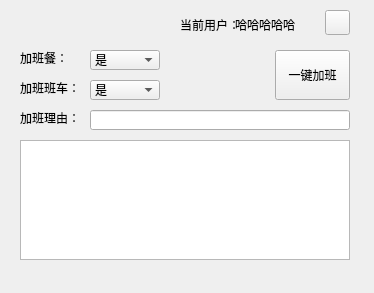
Above: Codes/QT_UI/AddWork.ui from q381528589/AddWork before the change. Below: the same form after it.
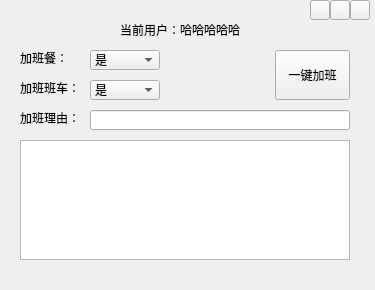
That is the form after the change. Icons and pictures are not drawn.

Commit message: 修改：AddWork界面 修改：修改密码和退出登录移动至设置按钮

What changed in the file:
```diff
--- a/Codes/QT_UI/AddWork.ui
+++ b/Codes/QT_UI/AddWork.ui
@@ -6,8 +6,8 @@
    <rect>
     <x>0</x>
     <y>0</y>
-    <width>374</width>
-    <height>293</height>
+    <width>375</width>
+    <height>290</height>
    </rect>
   </property>
   <property name="sizePolicy">
@@ -23,12 +23,15 @@
    <iconset>
     <normaloff>Icon.png</normaloff>Icon.png</iconset>
   </property>
+  <property name="toolButtonStyle">
+   <enum>Qt::ToolButtonTextUnderIcon</enum>
+  </property>
   <widget class="QWidget" name="CAddWork">
    <widget class="QLabel" name="Label_User">
     <property name="geometry">
      <rect>
-      <x>180</x>
-      <y>15</y>
+      <x>120</x>
+      <y>20</y>
       <width>70</width>
       <height>20</height>
      </rect>
@@ -40,8 +43,8 @@
    <widget class="QLabel" name="Label_CurUser">
     <property name="geometry">
      <rect>
-      <x>235</x>
-      <y>15</y>
+      <x>180</x>
+      <y>20</y>
       <width>80</width>
       <height>20</height>
      </rect>
@@ -165,27 +168,43 @@
      <string>一键加班</string>
     </property>
    </widget>
-   <widget class="QToolButton" name="ToolButton">
+   <widget class="QPushButton" name="Btn_Settings">
     <property name="geometry">
      <rect>
-      <x>325</x>
-      <y>10</y>
-      <width>25</width>
-      <height>25</height>
+      <x>310</x>
+      <y>0</y>
+      <width>20</width>
+      <height>20</height>
      </rect>
     </property>
     <property name="text">
      <string/>
     </property>
-    <property name="icon">
-     <iconset>
-      <normaloff>images/settings.png</normaloff>images/settings.png</iconset>
+   </widget>
+   <widget class="QToolButton" name="Tool_Min">
+    <property name="geometry">
+     <rect>
+      <x>330</x>
+      <y>0</y>
+      <width>20</width>
+      <height>20</height>
+     </rect>
     </property>
-    <property name="iconSize">
-     <size>
-      <width>12</width>
-      <height>12</height>
-     </size>
+    <property name="text">
+     <string/>
+    </property>
+   </widget>
+   <widget class="QToolButton" name="Tool_Close">
+    <property name="geometry">
+     <rect>
+      <x>350</x>
+      <y>0</y>
+      <width>20</width>
+      <height>20</height>
+     </rect>
+    </property>
+    <property name="text">
+     <string/>
     </property>
    </widget>
   </widget>
```
The commit also changes 5 other files.
